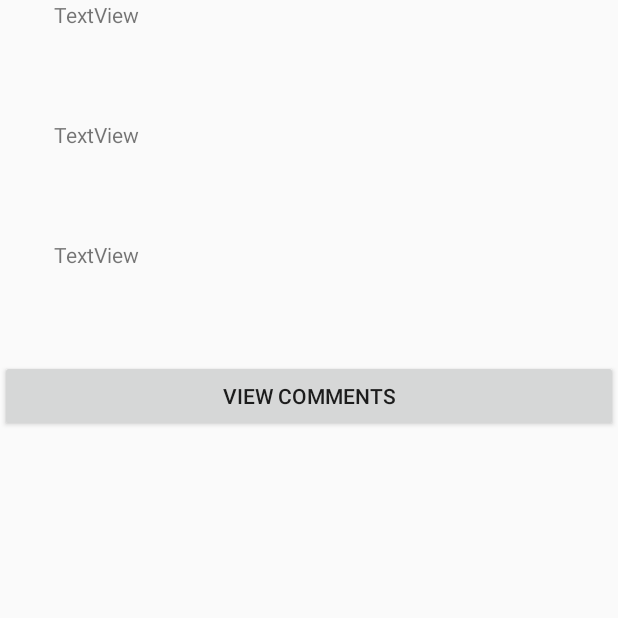
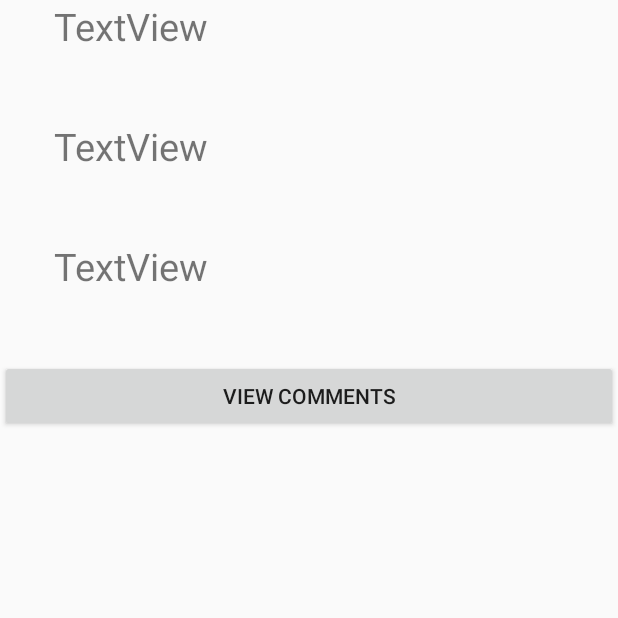
Before and after one commit to Trev32198/schedule_sync_client, an Android app: the ExpandForum screen opened directly, with no data from a screen before it, on a phone screen of 412 x 824 dp, the top half of it. Run offline under Robolectric (Android 15) with nearby library versions, the phone set to English and light mode, and no system bars; 3 statements that could not run were skipped.

Commit message:
Fixed Text Titles

```diff
--- a/app/src/main/res/layout/activity_expand_forum.xml
+++ b/app/src/main/res/layout/activity_expand_forum.xml
@@ -18,19 +18,22 @@
                 android:id="@+id/forumTitle"
                 android:layout_width="340dp"
                 android:layout_height="80dp"
-                android:text="TextView" />
+                android:text="TextView"
+                android:textSize="25sp" />
 
             <TextView
                 android:id="@+id/forumCreator"
                 android:layout_width="340dp"
                 android:layout_height="80dp"
-                android:text="TextView" />
+                android:text="TextView"
+                android:textSize="25sp" />
 
             <TextView
                 android:id="@+id/forumClass"
                 android:layout_width="340dp"
                 android:layout_height="80dp"
-                android:text="TextView" />
+                android:text="TextView"
+                android:textSize="25sp" />
 
             <Button
                 android:layout_width="match_parent"
--- a/app/src/main/res/layout/activity_view_assignments.xml
+++ b/app/src/main/res/layout/activity_view_assignments.xml
@@ -25,7 +25,7 @@
             android:layout_marginLeft="0dp"
             android:layout_marginBottom="0dp"
             android:text="Line 1"
-            android:textSize="20sp" />
+            style="@android:style/TextAppearance.Small" />
 
         <TextView
             android:id="@+id/assignmentDate"
--- a/app/src/main/res/layout/activity_view_forum_list.xml
+++ b/app/src/main/res/layout/activity_view_forum_list.xml
@@ -25,7 +25,7 @@
             android:layout_marginLeft="0dp"
             android:layout_marginBottom="0dp"
             android:text="Line 1"
-            android:textSize="20sp" />
+            style="@android:style/TextAppearance.Small" />
 
         <TextView
             android:id="@+id/forumListCourse"
--- a/app/src/main/res/layout/activity_view_reply_list.xml
+++ b/app/src/main/res/layout/activity_view_reply_list.xml
@@ -25,7 +25,7 @@
             android:layout_marginLeft="0dp"
             android:layout_marginBottom="0dp"
             android:text="Line 1"
-            android:textSize="20sp" />
+            style="@android:style/TextAppearance.Small" />
 
         <TextView
             android:id="@+id/replyDate"
--- a/app/src/main/res/layout/reply_recycler_view.xml
+++ b/app/src/main/res/layout/reply_recycler_view.xml
@@ -32,7 +32,7 @@
             android:id="@+id/replyToSendBody"
             android:layout_width="394dp"
             android:layout_height="83dp"
-            android:text="Enter Comment"
+            android:hint="Enter Comment"
             app:layout_constraintBottom_toBottomOf="parent"
             app:layout_constraintStart_toStartOf="parent" />
 
```
